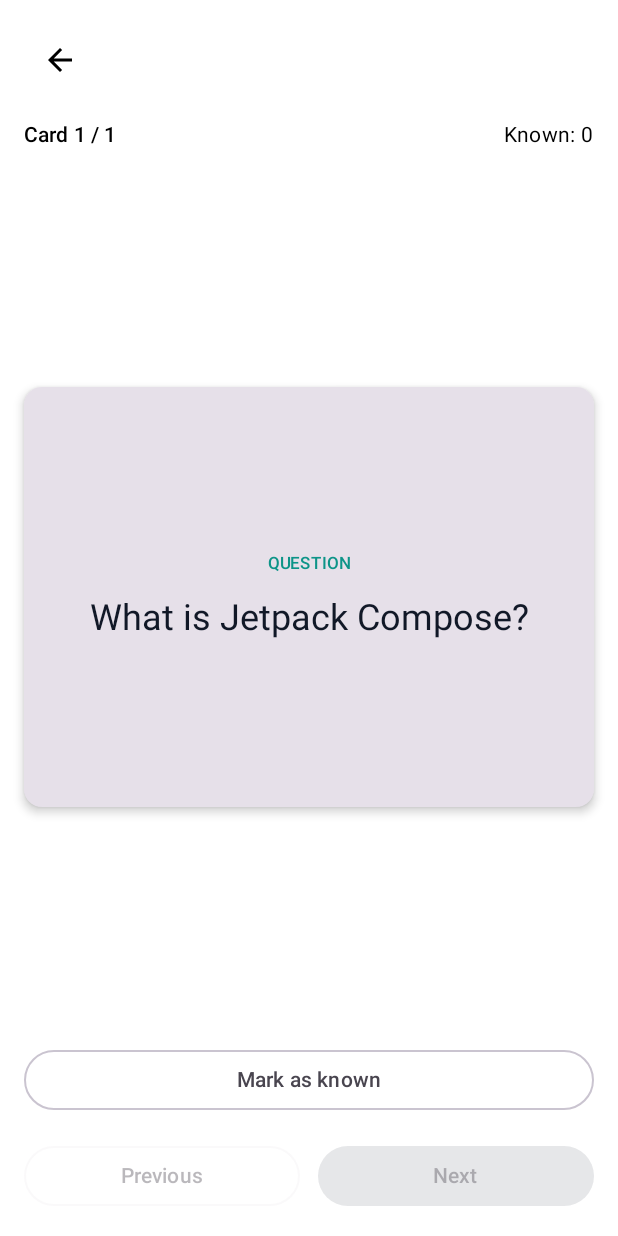
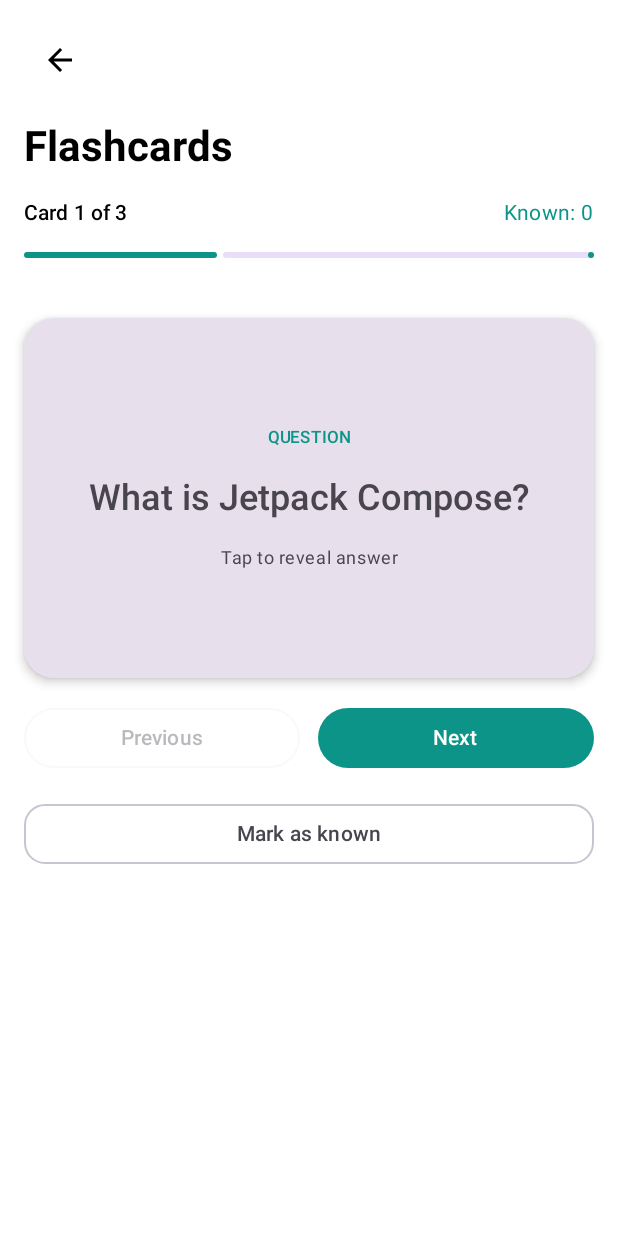
Before and after one commit to Scki7/FlashQuiz, an Android app built with Jetpack Compose: the @Preview function FlashcardScreenPreview, on a phone screen of 412 x 824 dp. Run offline under Robolectric (Android 15) with nearby library versions, the phone set to English and light mode, and no system bars.

Commit message:
feat: redesign flashcard screen with progress and finish action

```diff
--- a/app/src/main/java/com/example/flashquiz/navigation/AppNavGraph.kt
+++ b/app/src/main/java/com/example/flashquiz/navigation/AppNavGraph.kt
@@ -151,6 +151,9 @@ fun AppNavGraph(
                 onFlip = { viewModel.flipCard() },
                 onNext = { viewModel.nextCard() },
                 onPrevious = { viewModel.previousCard() },
+                onFinish = {
+                    navController.popBackStack()
+                },
                 onToggleKnown = { viewModel.toggleKnown() },
                 onBack = { navController.popBackStack() }
             )
--- a/app/src/main/java/com/example/flashquiz/ui/screens/FlashcardScreen.kt
+++ b/app/src/main/java/com/example/flashquiz/ui/screens/FlashcardScreen.kt
@@ -4,31 +4,17 @@ import androidx.compose.animation.core.FastOutSlowInEasing
 import androidx.compose.animation.core.animateFloatAsState
 import androidx.compose.animation.core.tween
 import androidx.compose.foundation.clickable
-import androidx.compose.foundation.layout.Arrangement
-import androidx.compose.foundation.layout.Box
-import androidx.compose.foundation.layout.Column
-import androidx.compose.foundation.layout.Row
-import androidx.compose.foundation.layout.fillMaxSize
-import androidx.compose.foundation.layout.fillMaxWidth
-import androidx.compose.foundation.layout.height
-import androidx.compose.foundation.layout.navigationBarsPadding
-import androidx.compose.foundation.layout.padding
-import androidx.compose.foundation.layout.statusBarsPadding
+import androidx.compose.foundation.layout.*
+import androidx.compose.foundation.shape.RoundedCornerShape
 import androidx.compose.material.icons.Icons
 import androidx.compose.material.icons.automirrored.filled.ArrowBack
-import androidx.compose.material3.Button
-import androidx.compose.material3.Card
-import androidx.compose.material3.CardDefaults
-import androidx.compose.material3.Icon
-import androidx.compose.material3.IconButton
-import androidx.compose.material3.MaterialTheme
-import androidx.compose.material3.OutlinedButton
-import androidx.compose.material3.Text
+import androidx.compose.material3.*
 import androidx.compose.runtime.Composable
 import androidx.compose.runtime.getValue
 import androidx.compose.ui.Alignment
 import androidx.compose.ui.Modifier
 import androidx.compose.ui.graphics.graphicsLayer
+import androidx.compose.ui.text.font.FontWeight
 import androidx.compose.ui.text.style.TextAlign
 import androidx.compose.ui.tooling.preview.Preview
 import androidx.compose.ui.unit.dp
@@ -43,12 +29,17 @@ fun FlashcardScreen(
     onNext: () -> Unit,
     onPrevious: () -> Unit,
     onToggleKnown: () -> Unit,
+    onFinish: () -> Unit,
     onBack: () -> Unit,
     modifier: Modifier = Modifier
 ) {
+    // Card flip animation
     val rotation by animateFloatAsState(
         targetValue = if (state.isFlipped) 180f else 0f,
-        animationSpec = tween(durationMillis = 400, easing = FastOutSlowInEasing),
+        animationSpec = tween(
+            durationMillis = 400,
+            easing = FastOutSlowInEasing
+        ),
         label = "cardFlip"
     )
 
@@ -60,6 +51,8 @@ fun FlashcardScreen(
             .padding(16.dp),
         verticalArrangement = Arrangement.spacedBy(16.dp)
     ) {
+
+        // Back button
         IconButton(onClick = onBack) {
             Icon(
                 imageVector = Icons.AutoMirrored.Filled.ArrowBack,
@@ -67,37 +60,68 @@ fun FlashcardScreen(
             )
         }
 
+        // Screen title
+        Text(
+            text = "Flashcards",
+            style = MaterialTheme.typography.headlineMedium,
+            fontWeight = FontWeight.Bold
+        )
+
+        // Card progress information
         Row(
             modifier = Modifier.fillMaxWidth(),
             horizontalArrangement = Arrangement.SpaceBetween
         ) {
             Text(
-                text = "Card ${state.currentIndex + 1} / ${state.total}",
+                text = "Card ${state.currentIndex + 1} of ${state.total}",
                 style = MaterialTheme.typography.labelLarge
             )
+
             Text(
                 text = "Known: ${state.knownCount}",
-                style = MaterialTheme.typography.bodyMedium
+                style = MaterialTheme.typography.bodyMedium,
+                color = MaterialTheme.colorScheme.primary
             )
         }
 
+        // Progress indicator
+        LinearProgressIndicator(
+            progress = {
+                if (state.total > 0) {
+                    (state.currentIndex + 1).toFloat() / state.total
+                } else {
+                    0f
+                }
+            },
+            modifier = Modifier.fillMaxWidth()
+        )
+
+        // Flashcard
         Box(
             modifier = Modifier
-                .weight(1f)
-                .fillMaxWidth(),
+                .fillMaxWidth()
+                .padding(top = 24.dp),
             contentAlignment = Alignment.Center
         ) {
+
             Card(
                 modifier = Modifier
                     .fillMaxWidth()
-                    .height(280.dp)
+                    .height(240.dp)
                     .graphicsLayer {
                         rotationY = rotation
                         cameraDistance = 12f * density
                     }
                     .clickable { onFlip() },
-                elevation = CardDefaults.cardElevation(defaultElevation = 4.dp)
+                shape = RoundedCornerShape(20.dp),
+                elevation = CardDefaults.cardElevation(
+                    defaultElevation = 4.dp
+                ),
+                colors = CardDefaults.cardColors(
+                    containerColor = MaterialTheme.colorScheme.surfaceVariant
+                )
             ) {
+
                 Box(
                     modifier = Modifier
                         .fillMaxSize()
@@ -109,16 +133,20 @@ fun FlashcardScreen(
                         },
                     contentAlignment = Alignment.Center
                 ) {
+
                     val isBack = rotation > 90f
+
                     Column(
                         horizontalAlignment = Alignment.CenterHorizontally,
-                        verticalArrangement = Arrangement.spacedBy(12.dp)
+                        verticalArrangement = Arrangement.spacedBy(16.dp)
                     ) {
+
                         Text(
                             text = if (isBack) "ANSWER" else "QUESTION",
                             style = MaterialTheme.typography.labelSmall,
                             color = MaterialTheme.colorScheme.primary
                         )
+
                         Text(
                             text = if (isBack) {
                                 state.currentCard?.answer ?: ""
@@ -126,24 +154,30 @@ fun FlashcardScreen(
                                 state.currentCard?.question ?: ""
                             },
                             style = MaterialTheme.typography.headlineSmall,
+                            fontWeight = FontWeight.Medium,
                             textAlign = TextAlign.Center
+                        )
+
+                        Text(
+                            text = if (isBack) {
+                                "Tap to see question"
+                            } else {
+                                "Tap to reveal answer"
+                            },
+                            style = MaterialTheme.typography.bodySmall,
+                            color = MaterialTheme.colorScheme.onSurfaceVariant
                         )
                     }
                 }
             }
         }
 
-        OutlinedButton(
-            onClick = onToggleKnown,
-            modifier = Modifier.fillMaxWidth()
-        ) {
-            Text(if (state.isCurrentKnown) "Unmark known" else "Mark as known")
-        }
-
+        // Navigation buttons
         Row(
             modifier = Modifier.fillMaxWidth(),
             horizontalArrangement = Arrangement.spacedBy(12.dp)
         ) {
+
             OutlinedButton(
                 onClick = onPrevious,
                 enabled = !state.isFirst,
@@ -151,30 +185,75 @@ fun FlashcardScreen(
             ) {
                 Text("Previous")
             }
+
+
             Button(
-                onClick = onNext,
-                enabled = !state.isLast,
+                onClick = {
+                    if (state.isLast) {
+                        onFinish()
+                    } else {
+                        onNext()
+                    }
+                },
+                enabled = state.currentCard != null,
                 modifier = Modifier.weight(1f)
             ) {
-                Text("Next")
+                Text(
+                    if (state.isLast) "Finish" else "Next"
+                )
             }
+
+        }
+        // Known status button
+        OutlinedButton(
+            onClick = onToggleKnown,
+            enabled = state.currentCard != null,
+            modifier = Modifier.fillMaxWidth(),
+            shape = RoundedCornerShape(14.dp)
+        ) {
+            Text(
+                text = if (state.isCurrentKnown) {
+                    "Unmark known"
+                } else {
+                    "Mark as known"
+                }
+            )
         }
     }
 }
 
-@Preview(showBackground = true)
+@Preview(
+    name = "Flashcards - Default",
+    showBackground = true,
+    showSystemUi = true
+)
 @Composable
 fun FlashcardScreenPreview() {
     FlashQuizTheme {
         FlashcardScreen(
             state = FlashcardUiState(
                 cards = listOf(
-                    Flashcard(1, "What is Jetpack Compose?", "Modern UI toolkit for Android")
+                    Flashcard(
+                        id = 1,
+                        question = "What is Jetpack Compose?",
+                        answer = "Modern UI toolkit for Android"
+                    ),
+                    Flashcard(
+                        id = 2,
+                        question = "Keyword to declare a function?",
+                        answer = "fun"
+                    ),
+                    Flashcard(
+                        id = 3,
+                        question = "Keyword for a read-only variable?",
+                        answer = "val"
+                    )
                 )
             ),
             onFlip = {},
             onNext = {},
             onPrevious = {},
+            onFinish = {},
             onToggleKnown = {},
             onBack = {}
         )
```
